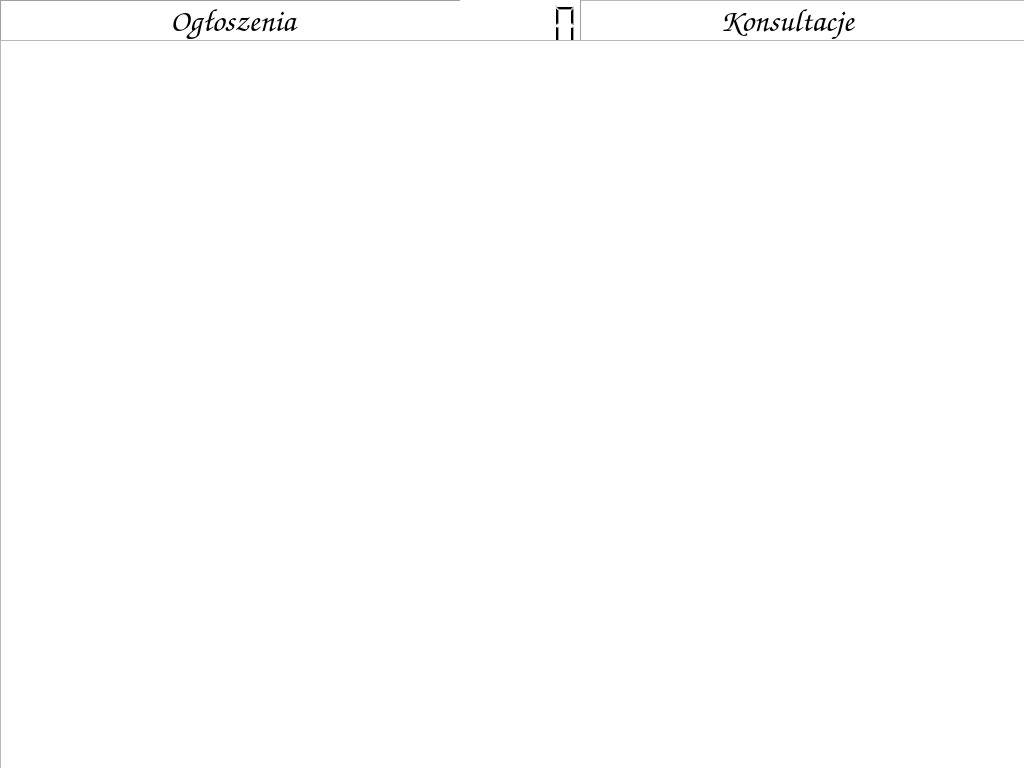
CiotkaCierpienia/interaktywana-tablica-ogloszen, file backend/widget.ui: the form before one commit.
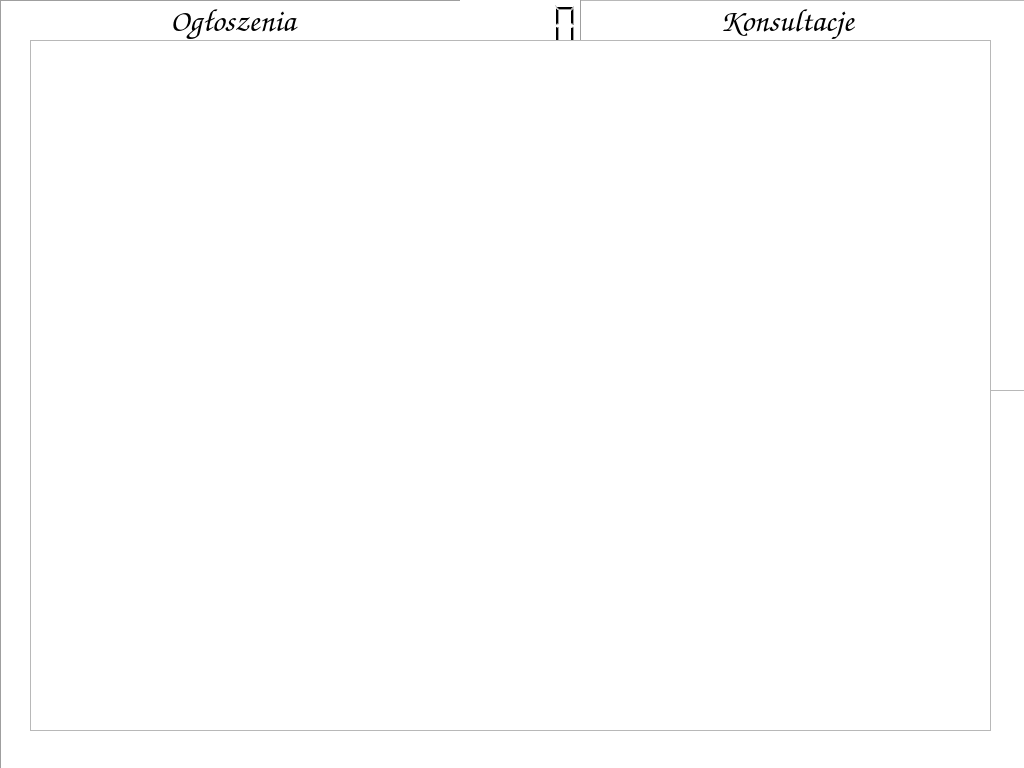
The form after the commit.

Commit message: Zmiana wielkosc okna legitymacji

The edit to the form file:
```diff
--- a/backend/widget.ui
+++ b/backend/widget.ui
@@ -201,10 +201,10 @@
   <widget class="QTextEdit" name="legitymacja">
    <property name="geometry">
     <rect>
-     <x>0</x>
+     <x>30</x>
      <y>40</y>
-     <width>1031</width>
-     <height>731</height>
+     <width>961</width>
+     <height>691</height>
     </rect>
    </property>
    <property name="font">
```
